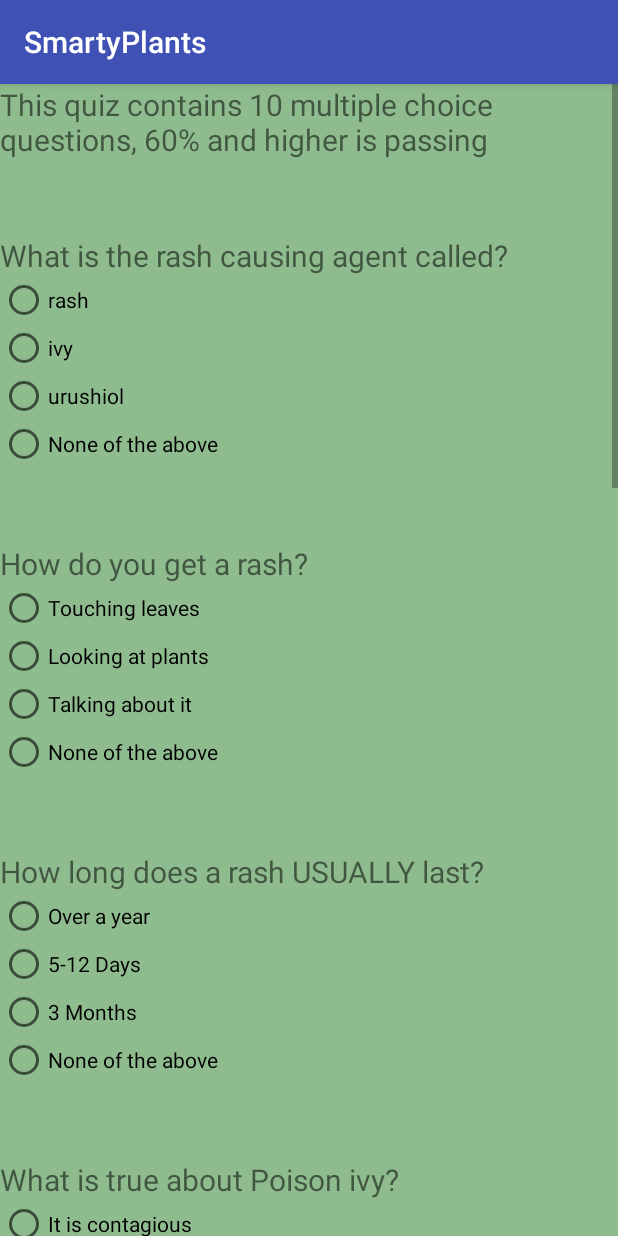
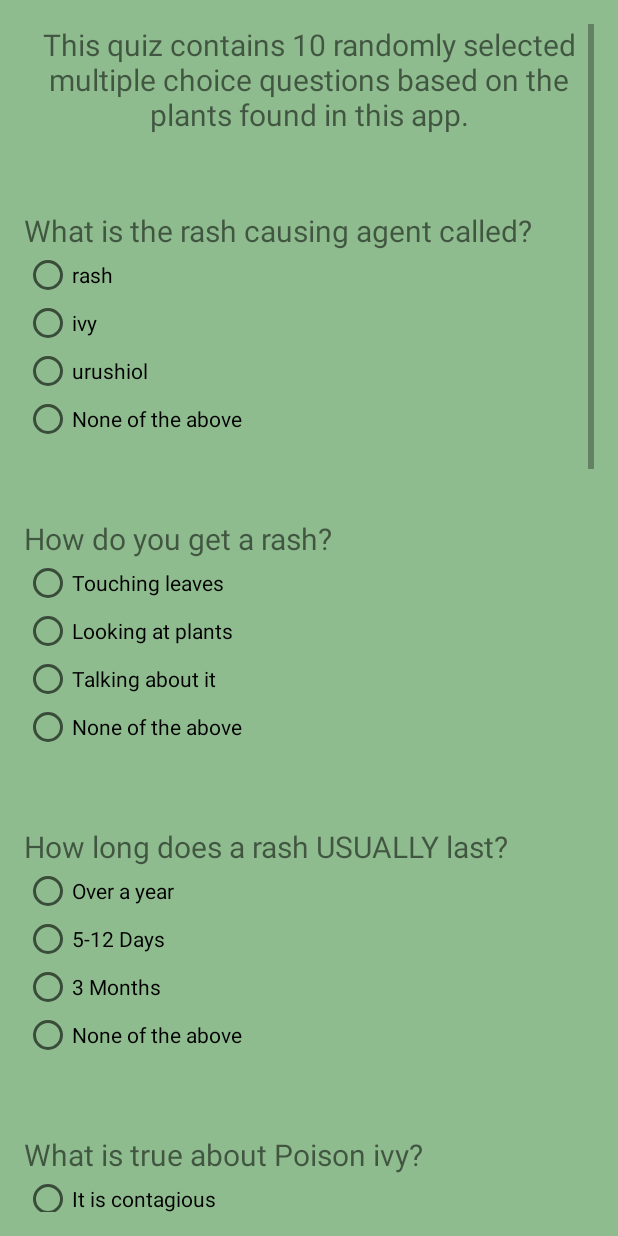
Before and after one commit to SmartyPlantsMC/SmartyPlants, an Android app: the Quiz screen opened directly, with no data from a screen before it, on a phone screen of 412 x 824 dp. Run offline under Robolectric (Android 15) with nearby library versions, the phone set to English and light mode, and no system bars.

Commit message:
added one more plant, edited strings, formatted XML files for more consistent GUI between activities

```diff
--- a/app/build.gradle
+++ b/app/build.gradle
@@ -1,4 +1,5 @@
 apply plugin: 'com.android.application'
+apply plugin: 'com.google.gms.google-services'
 
 android {
     compileSdkVersion 25
@@ -38,11 +39,8 @@ dependencies {
     // Single target that includes all FirebaseUI libraries above
     compile 'com.firebaseui:firebase-ui:1.2.0'
 
-
-
     compile 'com.android.support:appcompat-v7:25.1.1'
     compile 'com.android.support.constraint:constraint-layout:1.0.2'
     testCompile 'junit:junit:4.12'
 
 }
-apply plugin: 'com.google.gms.google-services'
--- a/app/src/main/AndroidManifest.xml
+++ b/app/src/main/AndroidManifest.xml
@@ -7,7 +7,7 @@
         android:icon="@mipmap/ic_launcher"
         android:label="@string/app_name"
         android:supportsRtl="true"
-        android:theme="@style/AppTheme">
+        android:theme="@style/AppTheme" >
         <activity android:name=".MainActivity">
             <intent-filter>
                 <action android:name="android.intent.action.MAIN"/>
--- a/app/src/main/java/com/example/denis/smartyplants/PlantPage.java
+++ b/app/src/main/java/com/example/denis/smartyplants/PlantPage.java
@@ -93,6 +93,12 @@ public class PlantPage extends AppCompatActivity {
             pic.setImageResource(R.drawable.cerbera);
             info.setText(getResources().getText(R.string.Cerbera));
         }
+        else if(plant.equals("9"))
+        {
+            name.setText("Angel's Trumpet");
+            pic.setImageResource(R.drawable.angeltrumpet);
+            info.setText(getResources().getText(R.string.AngelsTrumpet));
+        }
 
 
 
--- a/app/src/main/res/layout/activity_main.xml
+++ b/app/src/main/res/layout/activity_main.xml
@@ -33,6 +33,7 @@
     <TextView
         android:layout_width="wrap_content"
         android:layout_height="wrap_content"
+        android:textAlignment="center"
         android:id="@+id/Home_Text"
         android:text="@string/WelcomePage"/>
 
--- a/app/src/main/res/layout/activity_quiz.xml
+++ b/app/src/main/res/layout/activity_quiz.xml
@@ -2,6 +2,10 @@
 <ScrollView xmlns:android="http://schemas.android.com/apk/res/android"
     xmlns:app="http://schemas.android.com/apk/res-auto"
     xmlns:tools="http://schemas.android.com/tools"
+    android:paddingBottom="@dimen/activity_vertical_margin"
+    android:paddingLeft="@dimen/activity_horizontal_margin"
+    android:paddingRight="@dimen/activity_horizontal_margin"
+    android:paddingTop="@dimen/activity_vertical_margin"
     android:layout_width="match_parent"
     android:layout_height="match_parent"
     android:background="@color/SeaGreen"
@@ -12,6 +16,7 @@
     android:layout_height="wrap_content"
     android:orientation="vertical">
     <TextView
+        android:textAlignment="center"
         android:layout_width="wrap_content"
         android:layout_height="wrap_content"
         android:textSize="20dp"
@@ -269,20 +274,21 @@
             android:layout_height="wrap_content" />
     </RadioGroup>
     <LinearLayout
-        android:layout_marginTop="40dp"
-        android:layout_width="wrap_content"
+        android:gravity="center"
+        android:layout_marginTop="10dp"
+        android:layout_width="match_parent"
         android:layout_height="wrap_content"
         android:orientation="horizontal">
 
         <Button
-            android:layout_width="wrap_content"
+            android:layout_width="150dp"
             android:layout_height="wrap_content"
             android:text="Home Page"
             android:id="@+id/Quiz_Home"/>
 
         <Button
-            android:layout_marginLeft="150dp"
-            android:layout_width="wrap_content"
+
+            android:layout_width="150dp"
             android:layout_height="wrap_content"
             android:id="@+id/Submit"
             android:text="Submit"/>
--- a/app/src/main/res/values/strings.xml
+++ b/app/src/main/res/values/strings.xml
@@ -1,8 +1,9 @@
 <resources>
     <string name="app_name">SmartyPlants</string>
-    <string name="WelcomePage">Welcome to SmartyPlants
-    The fun and educational way for your kids to learn about common plants.
-    Teaches them which to stay away from.</string>
+    <string name="WelcomePage">Welcome to SmartyPlants!
+    The fun and educational way for kids to learn about common plants, and which to stay away from.</string>
+
+
     <string name="PoisonIvy"> A usually climbing plant that has leaves with three leaflets and can cause an itchy painful rash when touched</string>
     <string name="RicinusMore">Location: Eastern Africa and India.
                                     Found in suitable climates and can be an ivasive plant.</string>
@@ -138,9 +139,15 @@
     <string name="Nightshade">Also known as "Deadly Nightshade", it is one of the most poisonous
         plants in the world. Consuming can be fatal. Intense digestive disturbance and nervous symptoms.</string>
 
-    <string name="QuizDesc">This quiz contains 10 multiple choice questions, 60% and higher is passing</string>
+    <string name="AngelsTrumpet">Botanists will tell you that members of the genus Brugmansia get their nickname,
+        "Angel's Trumpet," from their large, hanging, trumpet-shaped flowers, which can measure up to 50cm long
+        and 35cm wide at their openings. </string>
+
+    <string name="QuizDesc">This quiz contains 10 randomly selected multiple choice questions based on the
+        plants found in this app.</string>
     <string name="banner_ad_unit_id">ca-app-pub-3940256099942544/6300978111</string>
     <string name="SmartyPlants">SmartyPlants</string>
+    <string name="MoreInfo">More Info</string>
     <string name="LoP">List of Plants</string>
     <string name="takeQuiz">Take the Quiz</string>
     <string name="home">Home Page</string>
--- a/app/src/main/res/values/styles.xml
+++ b/app/src/main/res/values/styles.xml
@@ -1,10 +1,11 @@
 <resources>
 
     <!-- Base application theme. -->
-    <style name="AppTheme" parent="Theme.AppCompat.Light.DarkActionBar">
+    <style name="AppTheme" parent="Theme.AppCompat.Light.NoActionBar">
+
         <!-- Customize your theme here. -->
         <item name="colorPrimary">@color/colorPrimary</item>
-        <item name="colorPrimaryDark">@color/colorPrimaryDark</item>
+        <item name="colorPrimaryDark">@color/Black</item>
         <item name="colorAccent">@color/colorAccent</item>
     </style>
 
```
Also changed, not shown: app/src/main/java/com/example/denis/smartyplants/ListOfPlants.java (+5 -3 lines), app/src/main/res/layout/activity_list_of_plants.xml (+6 -1 lines), app/src/main/res/layout/activity_more_info.xml (+24 -4 lines), app/src/main/res/layout/activity_plant_page.xml (+12 -9 lines), app/src/main/res/drawable/angeltrumpet.jpg (added).
